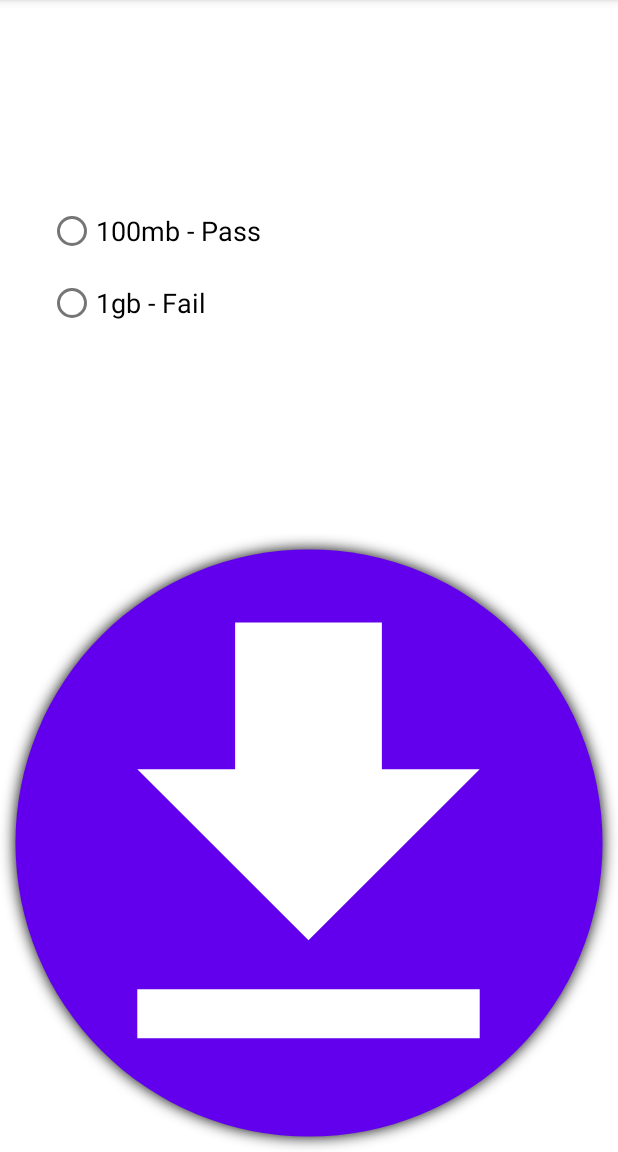
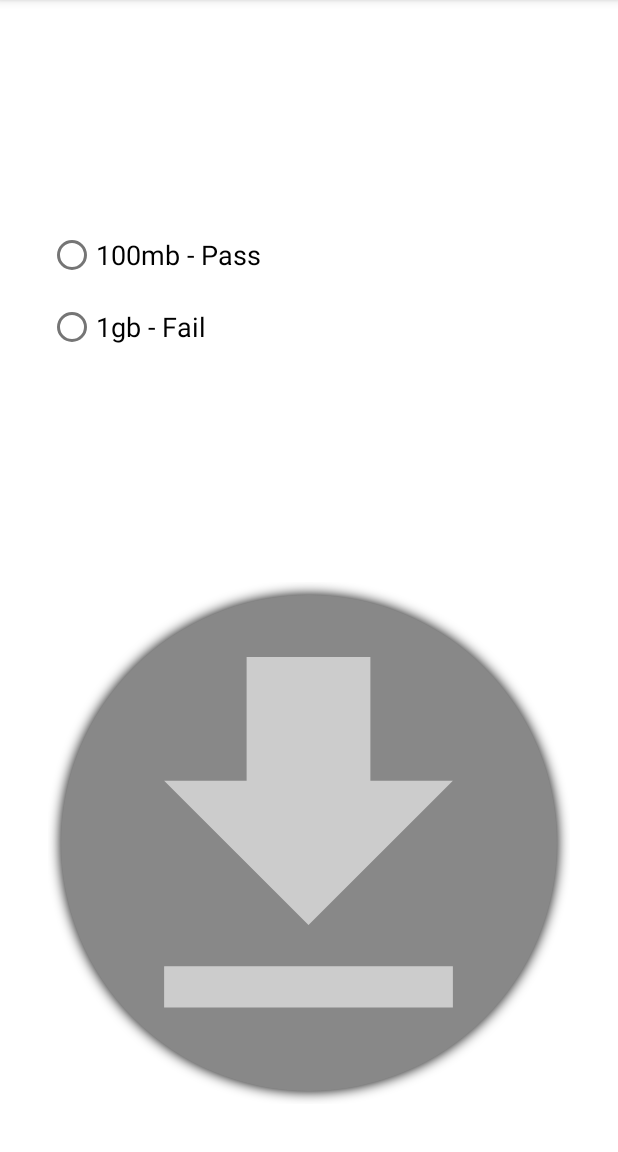
Before and after one commit to gferiancek/FileDownloader, an Android app: the screen it shows after launch (MainActivity), on a phone screen of 412 x 824 dp, the part 84-1236 px from its top. Run offline under Robolectric (Android 15) with nearby library versions, the phone set to English and light mode, and no system bars; our stand-ins replace data binding.

Commit message:
feat: Basic Implementation for ButtonState
Created sealed class ButtonState to track the state of the button (from Disabled to Completed/Failed) and tested that updating state draws the intended colors/shapes to the canvas based on ButtonState. I decided to pause implementing this feature to look over the current animation code to see if it can be refactored/simplified to make it easier to animate both state and progress simultaneously.

```diff
--- a/app/src/main/java/com/example/filedownloader/ui/DownloadFragment.kt
+++ b/app/src/main/java/com/example/filedownloader/ui/DownloadFragment.kt
@@ -12,12 +12,14 @@ import android.view.LayoutInflater
 import android.view.View
 import android.view.ViewGroup
 import android.view.animation.DecelerateInterpolator
+import android.widget.RadioGroup
 import android.widget.Toast
 import androidx.databinding.DataBindingUtil
 import androidx.fragment.app.activityViewModels
 import com.example.filedownloader.R
 import com.example.filedownloader.databinding.FragmentDownloadBinding
 import com.example.filedownloader.viewmodel.DownloadViewModel
+import com.example.filedownloader.views.ButtonState
 
 class DownloadFragment : Fragment() {
 
@@ -30,7 +32,6 @@ class DownloadFragment : Fragment() {
         inflater: LayoutInflater, container: ViewGroup?,
         savedInstanceState: Bundle?
     ): View {
-        // binding logic
         binding = DataBindingUtil.inflate(
             inflater,
             R.layout.fragment_download,
@@ -40,23 +41,22 @@ class DownloadFragment : Fragment() {
         binding.lifecycleOwner = this
         binding.viewModel = viewModel
 
-        // notifications logic
         createChannel(
             getString(R.string.download_complete_channel_id),
             getString(R.string.download_complete_channel_name)
         )
 
-        // viewModel Observers logic
+        binding.radioGroup.setOnCheckedChangeListener { group, checkedId ->
+            if (group.checkedRadioButtonId != -1) {
+                binding.button.updateButtonState(ButtonState.Inactive)
+            }
+        }
         viewModel.eventStartDownload.observe(viewLifecycleOwner) { isDownloading ->
             if (isDownloading) {
                 val url = when (binding.radioGroup.checkedRadioButtonId) {
                     binding.mb100.id -> binding.mb100.tag.toString()
                     binding.gb1.id -> binding.gb1.tag.toString()
-                    else -> {
-                        Toast.makeText(requireContext(), "Please select a file to download", Toast.LENGTH_SHORT).show()
-                        // return "" as the url since no download is selected
-                        ""
-                    }
+                    else -> ""
                 }
                 if (url.isNotBlank()) {
                     viewModel.downloadData(url)
@@ -78,8 +78,6 @@ class DownloadFragment : Fragment() {
                 animateProgress(downloadStatus, progressAnimator)
             }
         }
-
-        // Inflate the layout for this fragment
         return binding.root
     }
 
@@ -146,7 +144,7 @@ class DownloadFragment : Fragment() {
 
     /**
      * Since the LoadingButton uses an Arc for the progress indicator, we convert the progress Int
-     * (which ranges from -1 - 100) to the equivalent range of 0 - 360 for a circle.  Simple to do by multiplying
+     * (which ranges from -1 - 100) to the equivalent range of 0 - 360 for an arc.  Simple to do by multiplying
      * the progress int by 3.6f. (100 : 360 is a 1 : 3.6 ratio)
      */
     private fun calculateProgressFloat(progress: Int): Float {
@@ -167,8 +165,7 @@ class DownloadFragment : Fragment() {
                 id,
                 name,
                 NotificationManager.IMPORTANCE_HIGH
-            )
-            notificationChannel.apply {
+            ).apply {
                 enableLights(true)
                 lightColor = Color.MAGENTA
                 enableVibration(true)
--- a/app/src/main/java/com/example/filedownloader/views/LoadingButton.kt
+++ b/app/src/main/java/com/example/filedownloader/views/LoadingButton.kt
@@ -2,11 +2,15 @@ package com.example.filedownloader.views
 
 import android.animation.ObjectAnimator
 import android.content.Context
+import android.content.res.Resources
 import android.graphics.*
 import android.util.AttributeSet
 import android.view.View
+import android.widget.Button
+import androidx.core.content.ContextCompat
 import androidx.core.content.res.ResourcesCompat
 import com.example.filedownloader.R
+import kotlin.properties.Delegates
 
 class LoadingButton @JvmOverloads constructor(context: Context, attrs: AttributeSet? = null, defStyle: Int = 0) : View(context, attrs, defStyle) {
 
@@ -15,31 +19,56 @@ class LoadingButton @JvmOverloads constructor(context: Context, attrs: Attribute
 
     private val mainCirclePaint = Paint(Paint.ANTI_ALIAS_FLAG).apply {
         style = Paint.Style.FILL
-        color = resources.getColor(R.color.design_default_color_primary, null)
+        color = Color.GRAY
     }
     private val progressCirclePaint = Paint(Paint.ANTI_ALIAS_FLAG).apply {
         style = Paint.Style.STROKE
-        color = Color.BLACK
         strokeCap = Paint.Cap.ROUND
         //setShadowLayer(40.0f, 0.0f, 2.0f, Color.BLACK)
     }
     private var buttonImage = ResourcesCompat.getDrawable(resources, R.drawable.ic_baseline_download_24, null)
     private val rectF = RectF()
 
+    private var buttonState by Delegates.observable<ButtonState>(ButtonState.Disabled) {_, _, new ->
+        when (new) {
+            is ButtonState.Disabled -> {
+                isEnabled = false
+                mainCirclePaint.color = Color.GRAY
+            }
+            is ButtonState.Inactive -> {
+                isEnabled = true
+                mainCirclePaint.color = ResourcesCompat.getColor(resources, R.color.design_default_color_primary, null)
+                buttonImage?.setTint(ResourcesCompat.getColor(resources, R.color.design_default_color_on_primary, null))
+            }
+            is ButtonState.Downloading -> {}
+            is ButtonState.Completed -> {}
+            is ButtonState.Failed -> {}
+        }
+        invalidate()
+    }
+
     init {
-        isClickable = true
+        isEnabled = false
+        buttonImage?.setTint(Color.LTGRAY)
     }
     override fun onDraw(canvas: Canvas) {
         val ch = height / 2.0f
         val cw = width / 2.0f
+        when (buttonState) {
+            is ButtonState.Disabled, is ButtonState.Inactive -> {
+                canvas.drawCircle(cw, ch, radius, mainCirclePaint)
+                buttonImage?.setBounds((cw - radius).toInt(), (ch - radius).toInt(), (cw + radius).toInt(), (ch + radius).toInt())
+                buttonImage?.draw(canvas)
+            }
+            is ButtonState.Downloading -> {}
+            is ButtonState.Completed -> {}
+            is ButtonState.Failed -> {}
+        }
         // making rectF slightly smaller than radius so that the arc is inset inside of the button.
-        rectF.set(cw - radius * 0.98f, ch - radius, cw + radius * 0.98f, ch + radius)
+        //rectF.set(cw - radius * 0.98f, ch - radius, cw + radius * 0.98f, ch + radius)
+        //canvas.drawArc(rectF, -90f, -downloadProgress, false, progressCirclePaint)
 
-        canvas.drawCircle(cw, ch, radius, mainCirclePaint)
-        canvas.drawArc(rectF, -90f, -downloadProgress, false, progressCirclePaint)
 
-        buttonImage?.setBounds((cw - radius).toInt(), (ch - radius).toInt(), (cw + radius).toInt(), (ch + radius).toInt())
-        buttonImage?.draw(canvas)
     }
 
     override fun onMeasure(widthMeasureSpec: Int, heightMeasureSpec: Int) {
@@ -68,4 +97,16 @@ class LoadingButton @JvmOverloads constructor(context: Context, attrs: Attribute
     fun getProgress() : Float {
         return downloadProgress
     }
+
+    fun updateButtonState(newState: ButtonState) {
+        buttonState = newState
+    }
 }
+
+sealed class ButtonState {
+    object Disabled : ButtonState()
+    object Inactive : ButtonState()
+    object Downloading : ButtonState()
+    object Completed : ButtonState()
+    object Failed : ButtonState()
+}
--- a/app/src/main/res/layout/fragment_download.xml
+++ b/app/src/main/res/layout/fragment_download.xml
@@ -42,6 +42,9 @@
         </RadioGroup>
 
         <com.example.filedownloader.views.LoadingButton
+            android:layout_marginStart="32dp"
+            android:layout_marginEnd="32dp"
+            android:layout_marginBottom="32dp"
             android:id="@+id/button"
             android:layout_width="match_parent"
             android:layout_height="wrap_content"
```
Also changed, not shown: app/src/main/res/drawable/ic_baseline_check_24.xml (added, +10 -0 lines), app/src/main/res/drawable/ic_baseline_close_24.xml (added, +10 -0 lines).
